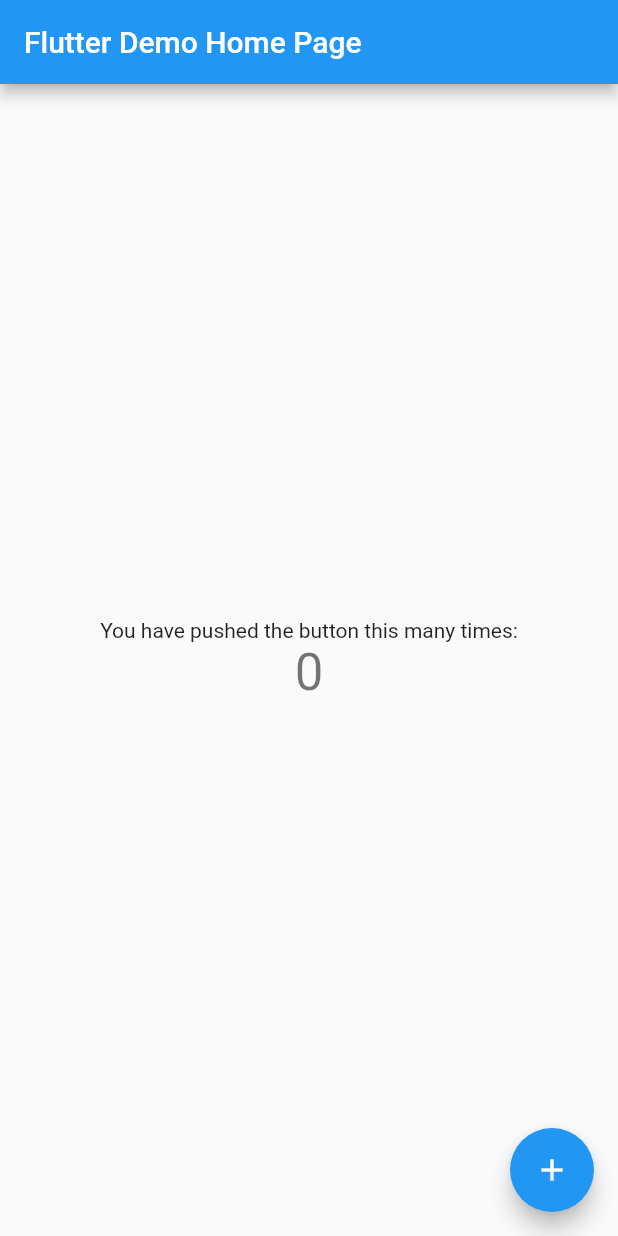
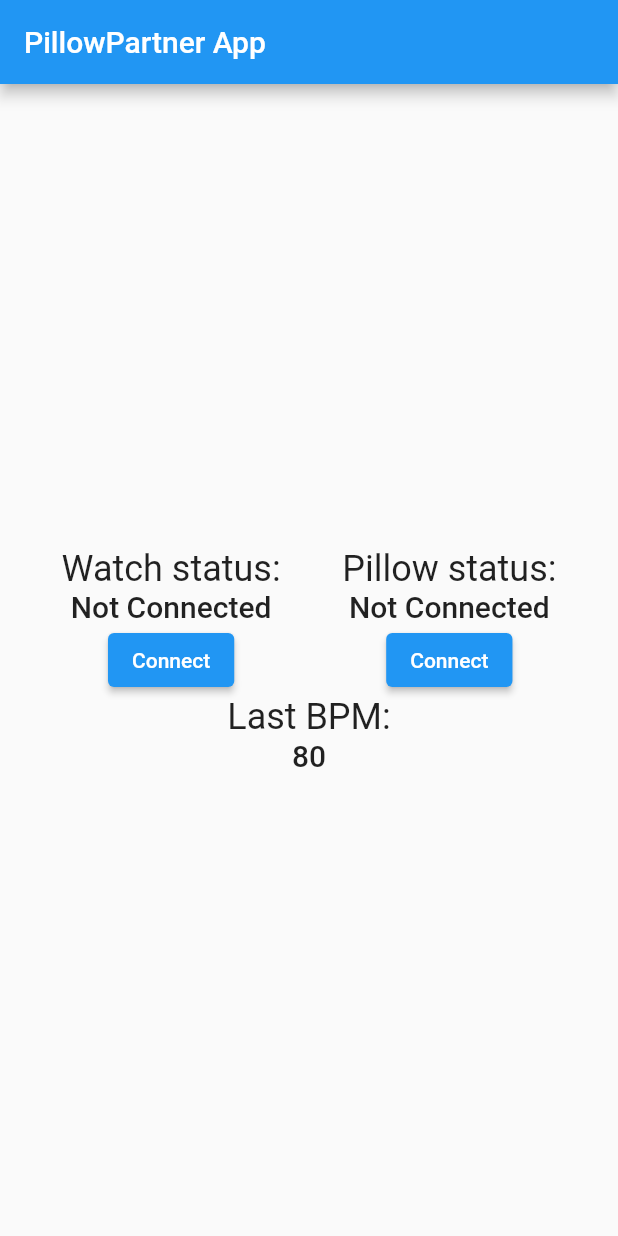
Before and after one commit to WallE256/PillowPartnerApp, a Flutter app: the screen it shows after launch, on a phone screen of 412 x 824 dp. Run offline on Flutter 3.47's test engine with Material 2 defaults, Android fonts, the phone set to English and light mode, and no system bars; our stand-ins replace flutter_blue.

Commit message:
Add base app

```diff
--- a/lib/main.dart
+++ b/lib/main.dart
@@ -1,5 +1,5 @@
 import 'package:flutter/material.dart';
-import 'package:flutter_reactive_ble/flutter_reactive_ble.dart';
+import 'package:flutter_blue/flutter_blue.dart';
 
 void main() {
   runApp(const MyApp());
@@ -12,36 +12,17 @@ class MyApp extends StatelessWidget {
   @override
   Widget build(BuildContext context) {
     return MaterialApp(
-      title: 'Flutter Demo',
+      title: 'PillowPartner App',
       theme: ThemeData(
-        // This is the theme of your application.
-        //
-        // Try running your application with "flutter run". You'll see the
-        // application has a blue toolbar. Then, without quitting the app, try
-        // changing the primarySwatch below to Colors.green and then invoke
-        // "hot reload" (press "r" in the console where you ran "flutter run",
-        // or simply save your changes to "hot reload" in a Flutter IDE).
-        // Notice that the counter didn't reset back to zero; the application
-        // is not restarted.
         primarySwatch: Colors.blue,
       ),
-      home: const MyHomePage(title: 'Flutter Demo Home Page'),
+      home: const MyHomePage(title: 'PillowPartner App'),
     );
   }
 }
 
 class MyHomePage extends StatefulWidget {
   const MyHomePage({Key? key, required this.title}) : super(key: key);
-
-  // This widget is the home page of your application. It is stateful, meaning
-  // that it has a State object (defined below) that contains fields that affect
-  // how it looks.
-
-  // This class is the configuration for the state. It holds the values (in this
-  // case the title) provided by the parent (in this case the App widget) and
-  // used by the build method of the State. Fields in a Widget subclass are
-  // always marked "final".
-
   final String title;
 
   @override
@@ -49,72 +30,166 @@ class MyHomePage extends StatefulWidget {
 }
 
 class _MyHomePageState extends State<MyHomePage> {
-  int _counter = 0;
-  final flutterReactiveBle = FlutterReactiveBle();
+  bool _watchConnected = false;
+  bool _pillowConnected = false;
+  int _lastBPM = 80;
+  final FlutterBlue _flutterBlue = FlutterBlue.instance;
+  BluetoothDevice? _pillow;
+  BluetoothDevice? _watch = null;
+  BluetoothCharacteristic? _pillowCharacteristic;
+  BluetoothCharacteristic? _watchCharacteristic;
 
-  void _incrementCounter() {
-    flutterReactiveBle.scanForDevices(withServices: [], scanMode: ScanMode.lowLatency).listen((device) {
-      print(device.name);
+  void _connectPillow() async {
+    if (!_pillowConnected) {
+      await Future.wait([_flutterBlue.scan().listen((r) {
+        if (r.device.id.id == "84:CC:A8:61:2D:8A") {
+          print("hello " + r.device.name);
+          _pillow = r.device;
+          _flutterBlue.stopScan();
+        }
+      }).asFuture()
+      ]);
+      await _pillow?.connect();
+      _pillowConnected = true;
+
+      List<BluetoothService>? services = await _pillow?.discoverServices();
+      services?.forEach((service) {
+        print(service.uuid);
+        if (service.uuid.toString() == "61535c46-202a-4859-a213-520ef987c606") {
+          _pillowCharacteristic = service.characteristics.first;
+        }
       });
+    } else {
+      await _pillow?.disconnect();
+      _pillowConnected = false;
+    }
+
     setState(() {
-      // This call to setState tells the Flutter framework that something has
-      // changed in this State, which causes it to rerun the build method below
-      // so that the display can reflect the updated values. If we changed
-      // _counter without calling setState(), then the build method would not be
-      // called again, and so nothing would appear to happen.
-      _counter++;
+      _pillowConnected = _pillowConnected;
+    });
+  }
+
+  void _updatePillow() async {
+    await _pillowCharacteristic?.write([_lastBPM], withoutResponse: false);
+  }
+
+  void _connectWatch() async {
+    if (!_watchConnected) {
+      await Future.wait([_flutterBlue.scan(timeout: const Duration(seconds: 10))
+          .listen((r) { if (r.device.id.id == "FA:3B:3C:5E:B9:2C") {
+          print("hello " + r.device.name);
+          _watch = r.device;
+          _flutterBlue.stopScan();
+        }
+      }).asFuture()
+      ]);
+      await _watch?.connect();
+      _watchConnected = true;
+
+      List<BluetoothService>? services = await _watch?.discoverServices();
+      services?.forEach((service) {
+        if (service.uuid.toString() == "0000180d-0000-1000-8000-00805f9b34fb") {
+          _watchCharacteristic = service.characteristics.first;
+          print(service.uuid);
+        }
+      });
+      await _watchCharacteristic?.setNotifyValue(true);
+      _watchCharacteristic?.value.listen((value) async {
+        print(value[1]);
+        if (_watchConnected && _pillowConnected) {
+          print(_pillowCharacteristic?.uuid);
+          setState(() {
+            _lastBPM = value[1];
+          });
+          _updatePillow();
+          print("should be ok");
+        }
+      });
+
+    } else {
+      await _watch?.disconnect();
+      _watchConnected = false;
+    }
+
+    setState(() {
+      _watchConnected = _watchConnected;
     });
   }
 
   @override
   Widget build(BuildContext context) {
-    // This method is rerun every time setState is called, for instance as done
-    // by the _incrementCounter method above.
-    //
-    // The Flutter framework has been optimized to make rerunning build methods
-    // fast, so that you can just rebuild anything that needs updating rather
-    // than having to individually change instances of widgets.
+    final ButtonStyle buttonStyle =
+        ElevatedButton.styleFrom(textStyle: Theme.of(context).textTheme.button);
+    final TextStyle? statusStyle = Theme.of(context).textTheme.headline5;
+    final TextStyle? connectedStyle = Theme.of(context).textTheme.headline6;
+
     return Scaffold(
       appBar: AppBar(
-        // Here we take the value from the MyHomePage object that was created by
-        // the App.build method, and use it to set our appbar title.
         title: Text(widget.title),
       ),
-      body: Center(
-        // Center is a layout widget. It takes a single child and positions it
-        // in the middle of the parent.
-        child: Column(
-          // Column is also a layout widget. It takes a list of children and
-          // arranges them vertically. By default, it sizes itself to fit its
-          // children horizontally, and tries to be as tall as its parent.
-          //
-          // Invoke "debug painting" (press "p" in the console, choose the
-          // "Toggle Debug Paint" action from the Flutter Inspector in Android
-          // Studio, or the "Toggle Debug Paint" command in Visual Studio Code)
-          // to see the wireframe for each widget.
-          //
-          // Column has various properties to control how it sizes itself and
-          // how it positions its children. Here we use mainAxisAlignment to
-          // center the children vertically; the main axis here is the vertical
-          // axis because Columns are vertical (the cross axis would be
-          // horizontal).
+      body: Column(
+        mainAxisAlignment: MainAxisAlignment.center,
+        children: [
+          Row(
+            mainAxisAlignment: MainAxisAlignment.spaceEvenly,
+            children: <Widget>[
+              Column(
                 mainAxisAlignment: MainAxisAlignment.center,
                 children: <Widget>[
-            const Text(
-              'You have pushed the button this many times:',
+                  Text(
+                    'Watch status:',
+                    style: statusStyle,
                   ),
                   Text(
-              '$_counter',
-              style: Theme.of(context).textTheme.headline4,
+                    _watchConnected ? "Connected" : "Not Connected",
+                    style: connectedStyle,
+                  ),
+                  ElevatedButton(
+                    onPressed: _connectWatch,
+                    child: Text(!_watchConnected ? "Connect" : "Disconnect"),
+                    style: buttonStyle,
                   ),
                 ],
               ),
+              Column(
+                mainAxisAlignment: MainAxisAlignment.center,
+                children: <Widget>[
+                  Text(
+                    'Pillow status:',
+                    style: statusStyle,
                   ),
-      floatingActionButton: FloatingActionButton(
-        onPressed: _incrementCounter,
-        tooltip: 'Increment',
-        child: const Icon(Icons.add),
-      ), // This trailing comma makes auto-formatting nicer for build methods.
+                  Text(
+                    _pillowConnected ? "Connected" : "Not Connected",
+                    style: connectedStyle,
+                  ),
+                  ElevatedButton(
+                    onPressed: _connectPillow,
+                    child: Text(!_pillowConnected ? "Connect" : "Disconnect"),
+                    style: buttonStyle,
+                  ),
+                ],
+              )
+            ],
+          ),
+          Column(
+            children: [
+              Text(
+                'Last BPM:',
+                style: statusStyle,
+              ),
+              Text(
+                "$_lastBPM",
+                style: connectedStyle,
+              ),
+            ],
+          )
+        ],
+      ),
+      // floatingActionButton: FloatingActionButton(
+      //   onPressed: _incrementCounter,
+      //   tooltip: 'Increment',
+      //   child: const Icon(Icons.add),
+      // ), // This trailing comma makes auto-formatting nicer for build methods.
     );
   }
 }
--- a/pubspec.yaml
+++ b/pubspec.yaml
@@ -34,8 +34,9 @@ dependencies:
   # The following adds the Cupertino Icons font to your application.
   # Use with the CupertinoIcons class for iOS style icons.
   cupertino_icons: ^1.0.2
+  flutter_blue:
+    git: https://github.com/boskokg/flutter_blue/
 
-  flutter_reactive_ble: ^5.0.2
 
 dev_dependencies:
   flutter_test:
```
Also changed, not shown: pubspec.lock, 1 other file. Lines whose indentation alone changed are shown as unchanged.
